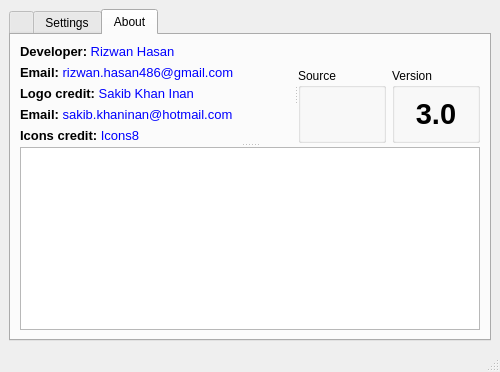
This is ui/mainwindow.ui in Rizwan-Hasan/Free-Hash-Checker as Qt 5 draws it before an edit. The edited form follows.
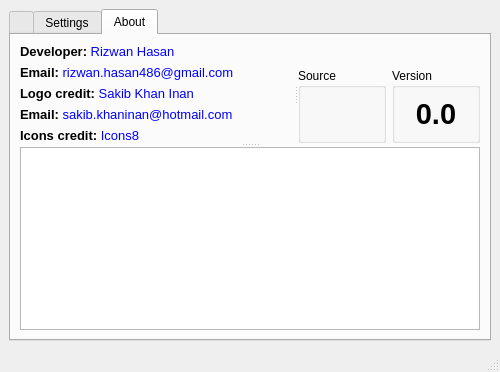
This is the edited form. The open tabs and pages were chosen to show the change. Icons and pictures are not drawn.

```diff
--- a/ui/mainwindow.ui
+++ b/ui/mainwindow.ui
@@ -546,7 +546,7 @@
                   <item>
                    <widget class="QLabel" name="labelApplicationVersion">
                     <property name="text">
-                     <string>&lt;html&gt;&lt;head/&gt;&lt;body&gt;&lt;p align=&quot;center&quot;&gt;&lt;span style=&quot; font-size:22pt; font-weight:600;&quot;&gt;3.0&lt;/span&gt;&lt;/p&gt;&lt;/body&gt;&lt;/html&gt;</string>
+                     <string>&lt;html&gt;&lt;head/&gt;&lt;body&gt;&lt;p align=&quot;center&quot;&gt;&lt;span style=&quot; font-size:22pt; font-weight:600;&quot;&gt;0.0&lt;/span&gt;&lt;/p&gt;&lt;/body&gt;&lt;/html&gt;</string>
                     </property>
                    </widget>
                   </item>
```
